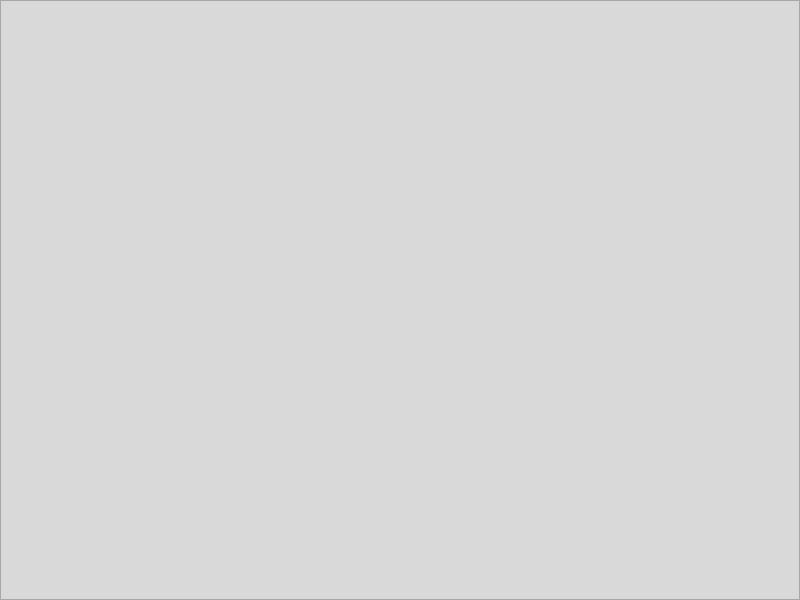
Old version of the form pages/storepage.ui in the repository pamugk/nebulae-qt.
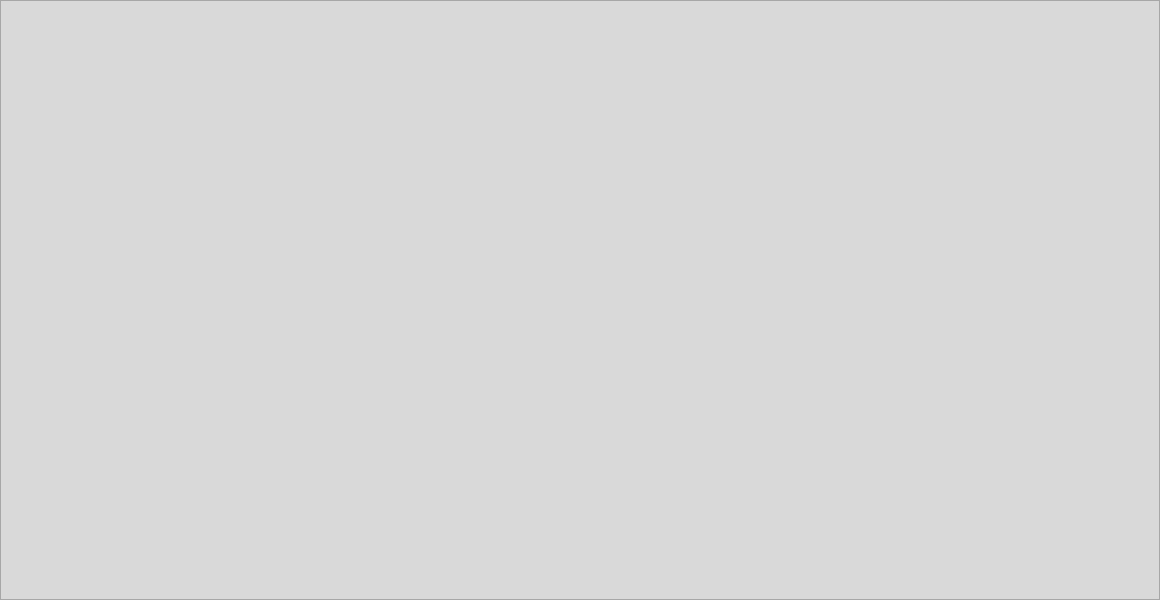
New version of the form. The open tabs and pages were chosen to show the change.

```diff
--- a/pages/storepage.ui
+++ b/pages/storepage.ui
@@ -6,7 +6,7 @@
    <rect>
     <x>0</x>
     <y>0</y>
-    <width>800</width>
+    <width>1136</width>
     <height>600</height>
    </rect>
   </property>
@@ -52,6 +52,12 @@
       </layout>
      </widget>
      <widget class="QWidget" name="landingResultPage">
+      <property name="minimumSize">
+       <size>
+        <width>1160</width>
+        <height>0</height>
+       </size>
+      </property>
       <layout class="QVBoxLayout" name="landingResultPageLayout">
        <property name="spacing">
         <number>0</number>
@@ -78,8 +84,8 @@
            <rect>
             <x>0</x>
             <y>0</y>
-            <width>100</width>
-            <height>30</height>
+            <width>1160</width>
+            <height>600</height>
            </rect>
           </property>
           <layout class="QVBoxLayout" name="landingScrollAreaContentsLayout">
@@ -90,7 +96,7 @@
             <number>8</number>
            </property>
            <property name="topMargin">
-            <number>8</number>
+            <number>0</number>
            </property>
            <property name="rightMargin">
             <number>8</number>
```
